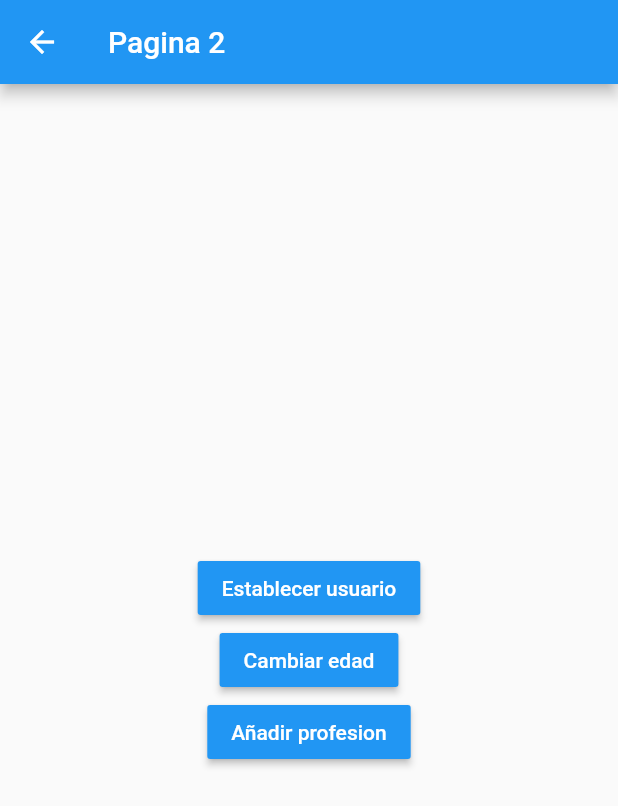
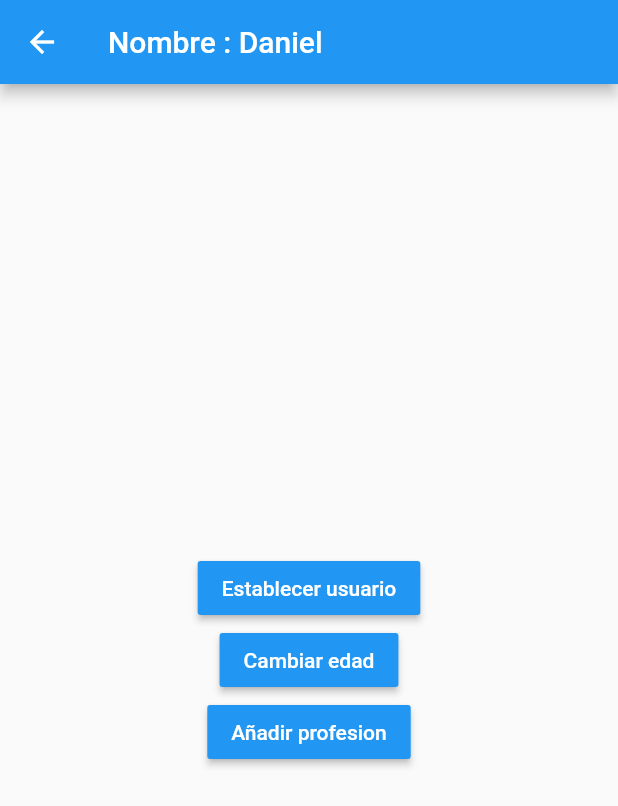
Before and after one commit to danielortegacareaga25/flutter-estados, a Flutter app: the Pagina2Page screen opened by its route, after a tap on "Establecer usuario", on a phone screen of 412 x 824 dp. Shown: the top 806 px of the screen. Run offline on Flutter 3.47's test engine with Material 2 defaults, Android fonts, the phone set to English and light mode, and no system bars.

Commit message:
Fin singleton

```diff
--- a/lib/models/usuario.dart
+++ b/lib/models/usuario.dart
@@ -1,7 +1,10 @@
+import 'package:meta/meta.dart';
+
 class Usuario {
   String nombre;
   int edad;
   List<String> profesiones;
 
-  Usuario({this.nombre, this.edad, this.profesiones});
+  Usuario({@required this.nombre, this.edad = 25, this.profesiones})
+      : assert(nombre != null);
 }
--- a/lib/pages/pagina1_page.dart
+++ b/lib/pages/pagina1_page.dart
@@ -1,3 +1,5 @@
+import 'package:estados/models/usuario.dart';
+import 'package:estados/services/usuario_service.dart';
 import 'package:flutter/material.dart';
 
 class Pagina1Page extends StatelessWidget {
@@ -7,7 +9,17 @@ class Pagina1Page extends StatelessWidget {
       appBar: AppBar(
         title: Text('Pagina 1'),
       ),
-      body: InformacionUsuario(),
+      body: StreamBuilder(
+        stream: usuarioService.usuarioStream,
+        builder: (BuildContext context, AsyncSnapshot<Usuario> snapshot) {
+          print(snapshot.data);
+          return snapshot.hasData
+              ? InformacionUsuario(snapshot.data)
+              : Center(
+                  child: Text('No hay informacion del usuario'),
+                );
+        },
+      ),
       floatingActionButton: FloatingActionButton(
         onPressed: () {
           Navigator.pushNamed(context, 'pagina2');
@@ -19,6 +31,9 @@ class Pagina1Page extends StatelessWidget {
 }
 
 class InformacionUsuario extends StatelessWidget {
+  final Usuario usuario;
+
+  const InformacionUsuario(this.usuario);
   @override
   Widget build(BuildContext context) {
     return Container(
@@ -32,10 +47,10 @@ class InformacionUsuario extends StatelessWidget {
               style: TextStyle(fontSize: 18, fontWeight: FontWeight.bold)),
           Divider(),
           ListTile(
-            title: Text('Nombre: '),
+            title: Text('Nombre: ${usuario.nombre}'),
           ),
           ListTile(
-            title: Text('Edad: '),
+            title: Text('Edad: ${usuario.edad}'),
           ),
           Text(
             'Profesiones',
--- a/lib/pages/pagina2_page.dart
+++ b/lib/pages/pagina2_page.dart
@@ -1,3 +1,5 @@
+import 'package:estados/models/usuario.dart';
+import 'package:estados/services/usuario_service.dart';
 import 'package:flutter/material.dart';
 
 class Pagina2Page extends StatelessWidget {
@@ -5,7 +7,14 @@ class Pagina2Page extends StatelessWidget {
   Widget build(BuildContext context) {
     return Scaffold(
       appBar: AppBar(
-        title: Text('Pagina 2'),
+        title: StreamBuilder(
+          stream: usuarioService.usuarioStream,
+          builder: (BuildContext context, AsyncSnapshot<Usuario> snapshot) {
+            return snapshot.hasData
+                ? Text('Nombre : ${snapshot.data.nombre}')
+                : Text('Pagina 2');
+          },
+        ),
       ),
       body: Center(
         child: Column(
@@ -13,7 +22,10 @@ class Pagina2Page extends StatelessWidget {
           children: [
             MaterialButton(
               color: Colors.blue,
-              onPressed: () {},
+              onPressed: () {
+                final nuevoUsuario = new Usuario(nombre: 'Daniel', edad: 25);
+                usuarioService.cargarUsuario(nuevoUsuario);
+              },
               child: Text(
                 'Establecer usuario',
                 style: TextStyle(color: Colors.white),
@@ -21,7 +33,9 @@ class Pagina2Page extends StatelessWidget {
             ),
             MaterialButton(
               color: Colors.blue,
-              onPressed: () {},
+              onPressed: () {
+                usuarioService.cambiarEdad(30);
+              },
               child: Text(
                 'Cambiar edad',
                 style: TextStyle(color: Colors.white),
--- /dev/null
+++ b/lib/services/usuario_service.dart
@@ -0,0 +1,33 @@
+import 'dart:async';
+
+import 'package:estados/models/usuario.dart';
+
+class _UsuarioService {
+  Usuario _usuario;
+
+  // ignore: close_sinks
+  StreamController<Usuario> _usuarioStreamController =
+      new StreamController<Usuario>.broadcast();
+
+  Usuario get usuario => this._usuario;
+
+  bool get existeUsuario => this._usuario != null;
+
+  Stream<Usuario> get usuarioStream => _usuarioStreamController.stream;
+
+  void cargarUsuario(Usuario usuario) {
+    this._usuario = usuario;
+    this._usuarioStreamController.add(this._usuario);
+  }
+
+  void cambiarEdad(int edad) {
+    this._usuario.edad = edad;
+    this._usuarioStreamController.add(this._usuario);
+  }
+
+  dispose() {
+    this._usuarioStreamController?.close();
+  }
+}
+
+final usuarioService = new _UsuarioService();
```
